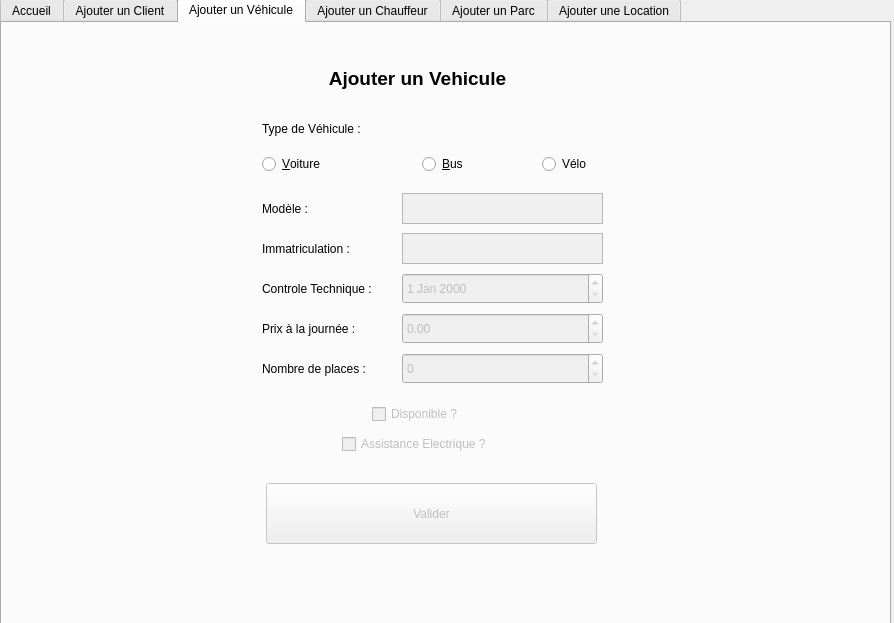
Above: ProjetCPOA/mainwindow.ui from simonh88/projetL3 before the change. Below: the same form after it.
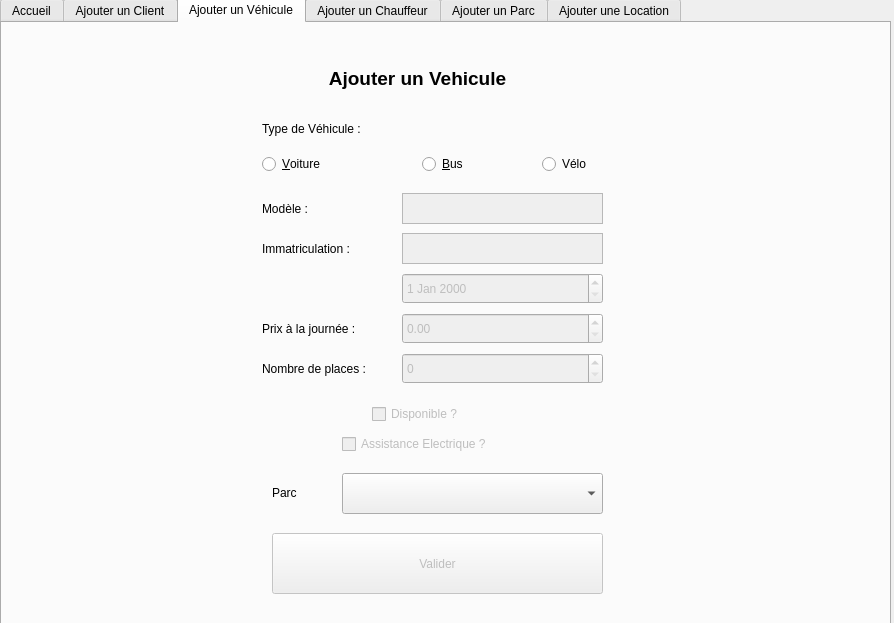
That is the form after the change. The open tabs and pages were chosen to show the change.

Commit message: Ajout assignation parc a un vehicule

```diff
--- a/ProjetCPOA/mainwindow.ui
+++ b/ProjetCPOA/mainwindow.ui
@@ -508,8 +508,8 @@
       </property>
       <property name="geometry">
        <rect>
-        <x>264</x>
-        <y>460</y>
+        <x>270</x>
+        <y>510</y>
         <width>331</width>
         <height>61</height>
        </rect>
@@ -544,17 +544,27 @@
        <string>Type de Véhicule :</string>
       </property>
      </widget>
-     <widget class="QLabel" name="label_20">
+     <widget class="QComboBox" name="add_vehParc">
       <property name="geometry">
        <rect>
-        <x>260</x>
-        <y>250</y>
-        <width>131</width>
-        <height>31</height>
+        <x>340</x>
+        <y>450</y>
+        <width>261</width>
+        <height>41</height>
+       </rect>
+      </property>
+     </widget>
+     <widget class="QLabel" name="label_8">
+      <property name="geometry">
+       <rect>
+        <x>270</x>
+        <y>460</y>
+        <width>84</width>
+        <height>20</height>
        </rect>
       </property>
       <property name="text">
-       <string>Controle Technique :</string>
+       <string>Parc</string>
       </property>
      </widget>
     </widget>
```
Left out of the diff: 2 changed lines with no effect on the pictures. The commit also changes 4 other files.
